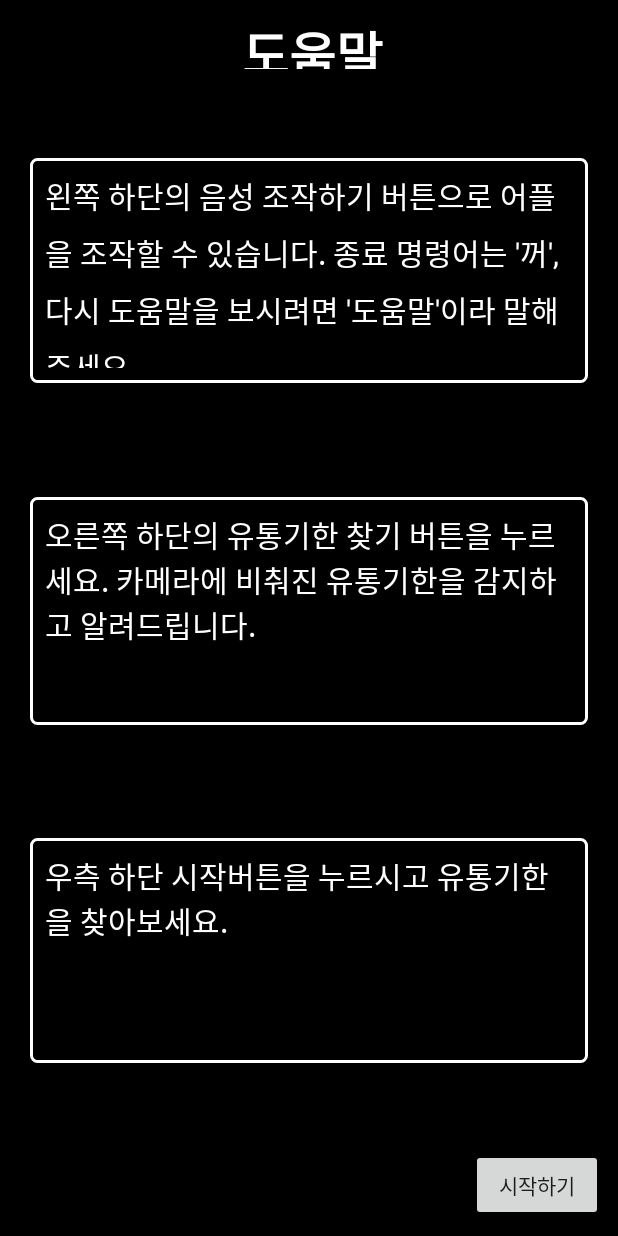
After one commit to kkalkkkal/-, an Android app: the layout help.xml on its own in the app's theme, with its tools: preview values and no code run, on a phone screen of 412 x 824 dp. The commit adds this screen. Run offline under Robolectric (Android 15) with nearby library versions, the phone set to English and light mode, and no system bars.

Commit message:
도움말 추가

```diff
--- a/app/src/main/AndroidManifest.xml
+++ b/app/src/main/AndroidManifest.xml
@@ -23,8 +23,13 @@
             android:value="@string/admob_app_id"/>
         <activity
             android:name=".DetectorActivity"
+            android:screenOrientation="fullSensor">
+
+        </activity>
+        <activity
+            android:name=".StartActivity"
             android:label="@string/tfe_od_app_name"
-            android:screenOrientation="portrait"
+            android:screenOrientation="fullSensor"
             android:theme="@style/SplashTheme">
             <intent-filter>
                 <action android:name="android.intent.action.MAIN" />
--- a/app/src/main/java/org/tensorflow/lite/examples/detection/DetectorActivity.java
+++ b/app/src/main/java/org/tensorflow/lite/examples/detection/DetectorActivity.java
@@ -122,7 +122,7 @@ public class DetectorActivity extends CameraActivity implements OnImageAvailable
     private BorderedText borderedText;
     private int status;
 
-    private static int count = 0;
+    private static int count = 1;
 
 
 
--- /dev/null
+++ b/app/src/main/java/org/tensorflow/lite/examples/detection/StartActivity.java
@@ -0,0 +1,31 @@
+package org.tensorflow.lite.examples.detection;
+
+import android.content.Intent;
+import android.os.Bundle;
+import android.view.View;
+import android.widget.Button;
+import android.widget.TextView;
+
+import androidx.annotation.Nullable;
+import androidx.appcompat.app.AppCompatActivity;
+
+
+public class StartActivity extends AppCompatActivity {
+
+    private Button main_Btn;
+    private TextView help1, help2, help3;
+
+    @Override
+    protected void onCreate(Bundle savedInstanceState) {
+        super.onCreate(savedInstanceState);
+        setContentView(R.layout.help);
+
+        main_Btn = findViewById(R.id.main_btn);
+        help1 = findViewById(R.id.help1);
+        help2 = findViewById(R.id.help2);
+        help3 = findViewById(R.id.help3);
+
+        main_Btn.setOnClickListener(v -> startActivity(new Intent(StartActivity.this, DetectorActivity.class)));
+
+    }
+}
--- /dev/null
+++ b/app/src/main/res/drawable/help_img.xml
@@ -0,0 +1,11 @@
+<?xml version="1.0" encoding="utf-8"?>
+<selector xmlns:android="http://schemas.android.com/apk/res/android">
+    <item android:state_focused="false" android:state_pressed="false">
+        <shape>
+            <solid android:color="@android:color/black"/>
+            <stroke android:color="@android:color/white"
+                android:width="2dp"/>
+            <corners android:radius="4dp" />
+        </shape>
+    </item>
+</selector>
--- /dev/null
+++ b/app/src/main/res/layout/help.xml
@@ -0,0 +1,109 @@
+<?xml version="1.0" encoding="utf-8"?>
+<androidx.constraintlayout.widget.ConstraintLayout xmlns:android="http://schemas.android.com/apk/res/android"
+    xmlns:app="http://schemas.android.com/apk/res-auto"
+    xmlns:tools="http://schemas.android.com/tools"
+    android:layout_width="match_parent"
+    android:layout_height="match_parent"
+    android:background="#000000"
+    android:backgroundTint="#000000">
+
+    <FrameLayout
+        android:layout_width="match_parent"
+        android:layout_height="match_parent"
+        android:background="#000000">
+
+    </FrameLayout>
+
+    <TextView
+        android:id="@+id/help_0"
+        android:layout_width="98dp"
+        android:layout_height="36dp"
+        android:layout_marginTop="10dp"
+        android:fontFamily="sans-serif-black"
+        android:gravity="top"
+        android:text="도움말"
+        android:textAlignment="textEnd"
+        android:textColor="#FFFFFF"
+        android:textColorLink="#FFFFFF"
+        android:textSize="34sp"
+        app:layout_constraintEnd_toEndOf="parent"
+        app:layout_constraintStart_toStartOf="parent"
+        app:layout_constraintTop_toTopOf="parent" />
+
+    <TextView
+        android:id="@+id/help1"
+        android:layout_width="0dp"
+        android:layout_height="150dp"
+        android:layout_marginStart="20dp"
+        android:layout_marginTop="60dp"
+        android:layout_marginEnd="20dp"
+        android:layout_marginBottom="15dp"
+        android:background="@drawable/help_img"
+        android:lineSpacingExtra="8sp"
+        android:padding="10dp"
+        android:paddingStart="10dp"
+        android:paddingLeft="10dp"
+        android:paddingTop="10dp"
+        android:paddingEnd="10dp"
+        android:paddingRight="10dp"
+        android:paddingBottom="10dp"
+        android:text="@string/help_text1"
+        android:textColor="#FFFFFF"
+        android:textColorLink="#FFFFFF"
+        android:textSize="20sp"
+        app:layout_constraintBottom_toTopOf="@+id/help2"
+        app:layout_constraintEnd_toEndOf="parent"
+        app:layout_constraintHorizontal_bias="0.0"
+        app:layout_constraintStart_toStartOf="parent"
+        app:layout_constraintTop_toTopOf="parent" />
+
+    <TextView
+        android:id="@+id/help2"
+        android:layout_width="0dp"
+        android:layout_height="152dp"
+        android:layout_marginStart="20dp"
+        android:layout_marginTop="15dp"
+        android:layout_marginEnd="20dp"
+        android:layout_marginBottom="15dp"
+        android:background="@drawable/help_img"
+        android:padding="10dp"
+        android:text="@string/help_text2"
+        android:textColor="#FFFFFF"
+        android:textColorLink="#FFFFFF"
+        android:textSize="20sp"
+        app:layout_constraintBottom_toTopOf="@+id/help3"
+        app:layout_constraintEnd_toEndOf="parent"
+        app:layout_constraintStart_toStartOf="parent"
+        app:layout_constraintTop_toBottomOf="@+id/help1" />
+
+    <TextView
+        android:id="@+id/help3"
+        android:layout_width="0dp"
+        android:layout_height="150dp"
+        android:layout_marginStart="20dp"
+        android:layout_marginTop="15dp"
+        android:layout_marginEnd="20dp"
+        android:layout_marginBottom="70dp"
+        android:background="@drawable/help_img"
+        android:padding="10dp"
+        android:text="@string/help_text3"
+        android:textColor="#FFFFFF"
+        android:textColorLink="#FFFFFF"
+        android:textSize="20sp"
+        app:layout_constraintBottom_toBottomOf="parent"
+        app:layout_constraintEnd_toEndOf="parent"
+        app:layout_constraintStart_toStartOf="parent"
+        app:layout_constraintTop_toBottomOf="@+id/help2"
+        app:layout_constraintVertical_bias="0.309" />
+
+    <Button
+        android:id="@+id/main_btn"
+        android:layout_width="wrap_content"
+        android:layout_height="wrap_content"
+        android:layout_marginEnd="10dp"
+        android:layout_marginBottom="10dp"
+        android:text="시작하기"
+        app:layout_constraintBottom_toBottomOf="parent"
+        app:layout_constraintEnd_toEndOf="parent" />
+
+</androidx.constraintlayout.widget.ConstraintLayout>
--- a/app/src/main/res/values/strings.xml
+++ b/app/src/main/res/values/strings.xml
@@ -5,4 +5,7 @@
     <string name="admob_app_id">ca-app-pub-5598427588486587~6017368659</string>
     <string name="banner_ad_unit_id">ca-app-pub-5598427588486587~6017368659</string>
     <string name="banner_ad_unit_id_for_test">ca-app-pub-3940256099942544/6300978111</string>
+    <string name="help_text1">왼쪽 하단의 음성 조작하기 버튼으로 어플을 조작할 수 있습니다. 종료 명령어는 \'꺼\', 다시 도움말을 보시려면 \'도움말\'이라 말해주세요.</string>
+    <string name="help_text2">오른쪽 하단의 유통기한 찾기 버튼을 누르세요. 카메라에 비춰진 유통기한을 감지하고 알려드립니다.</string>
+    <string name="help_text3">우측 하단 시작버튼을 누르시고 유통기한을 찾아보세요.</string>
 </resources>
```
